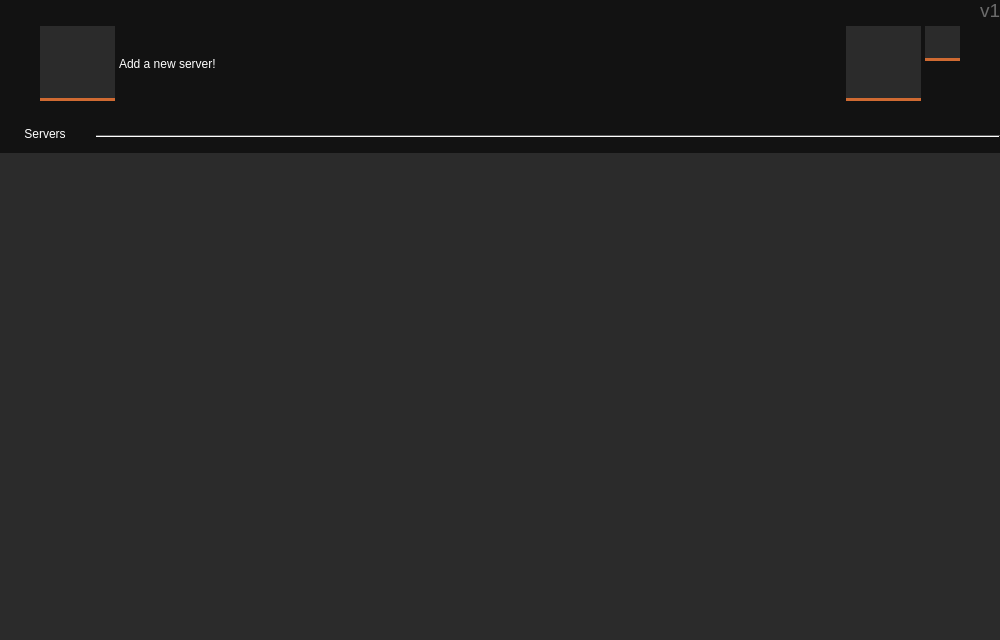
The window that ui/mainwindow.ui (metootem/TF2-Dedicated-Server-Manager) describes before a commit, drawn with Qt 5.
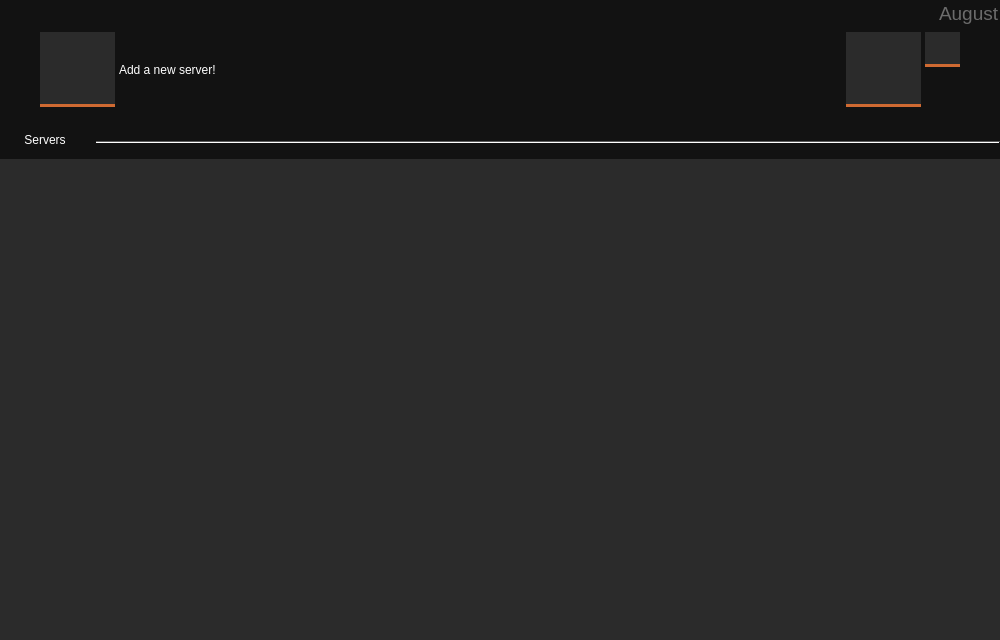
The same window after the commit. Icons and pictures are not drawn.

The edit to the form file:
```diff
--- a/ui/mainwindow.ui
+++ b/ui/mainwindow.ui
@@ -31,9 +31,9 @@
      <colorrole role="Button">
       <brush brushstyle="SolidPattern">
        <color alpha="255">
-        <red>207</red>
-        <green>106</green>
-        <blue>50</blue>
+        <red>108</red>
+        <green>108</green>
+        <blue>108</blue>
        </color>
       </brush>
      </colorrole>
@@ -94,9 +94,9 @@
      <colorrole role="Highlight">
       <brush brushstyle="SolidPattern">
        <color alpha="255">
-        <red>207</red>
-        <green>106</green>
-        <blue>50</blue>
+        <red>172</red>
+        <green>172</green>
+        <blue>172</blue>
        </color>
       </brush>
      </colorrole>
@@ -141,9 +141,9 @@
      <colorrole role="Button">
       <brush brushstyle="SolidPattern">
        <color alpha="255">
-        <red>207</red>
-        <green>106</green>
-        <blue>50</blue>
+        <red>108</red>
+        <green>108</green>
+        <blue>108</blue>
        </color>
       </brush>
      </colorrole>
@@ -204,9 +204,9 @@
      <colorrole role="Highlight">
       <brush brushstyle="SolidPattern">
        <color alpha="255">
-        <red>207</red>
-        <green>106</green>
-        <blue>50</blue>
+        <red>172</red>
+        <green>172</green>
+        <blue>172</blue>
        </color>
       </brush>
      </colorrole>
@@ -251,9 +251,9 @@
      <colorrole role="Button">
       <brush brushstyle="SolidPattern">
        <color alpha="255">
-        <red>207</red>
-        <green>106</green>
-        <blue>50</blue>
+        <red>108</red>
+        <green>108</green>
+        <blue>108</blue>
        </color>
       </brush>
      </colorrole>
@@ -413,13 +413,13 @@
         <property name="minimumSize">
          <size>
           <width>20</width>
-          <height>20</height>
+          <height>26</height>
          </size>
         </property>
         <property name="maximumSize">
          <size>
-          <width>20</width>
-          <height>20</height>
+          <width>16777215</width>
+          <height>26</height>
          </size>
         </property>
         <property name="font">
@@ -431,7 +431,7 @@
          <string notr="true">color: #6b6b6b;</string>
         </property>
         <property name="text">
-         <string>v1</string>
+         <string>August</string>
         </property>
        </widget>
       </item>
@@ -716,9 +716,9 @@
            <colorrole role="WindowText">
             <brush brushstyle="SolidPattern">
              <color alpha="255">
-              <red>92</red>
-              <green>92</green>
-              <blue>92</blue>
+              <red>255</red>
+              <green>255</green>
+              <blue>255</blue>
              </color>
             </brush>
            </colorrole>
@@ -752,18 +752,18 @@
            <colorrole role="Text">
             <brush brushstyle="SolidPattern">
              <color alpha="255">
-              <red>92</red>
-              <green>92</green>
-              <blue>92</blue>
+              <red>255</red>
+              <green>255</green>
+              <blue>255</blue>
              </color>
             </brush>
            </colorrole>
            <colorrole role="ButtonText">
             <brush brushstyle="SolidPattern">
              <color alpha="255">
-              <red>92</red>
-              <green>92</green>
-              <blue>92</blue>
+              <red>255</red>
+              <green>255</green>
+              <blue>255</blue>
              </color>
             </brush>
            </colorrole>
@@ -1460,9 +1460,9 @@
            <colorrole role="WindowText">
             <brush brushstyle="SolidPattern">
              <color alpha="255">
-              <red>92</red>
-              <green>92</green>
-              <blue>92</blue>
+              <red>255</red>
+              <green>255</green>
+              <blue>255</blue>
              </color>
             </brush>
            </colorrole>
@@ -1496,18 +1496,18 @@
            <colorrole role="Text">
             <brush brushstyle="SolidPattern">
              <color alpha="255">
-              <red>92</red>
-              <green>92</green>
-              <blue>92</blue>
+              <red>255</red>
+              <green>255</green>
+              <blue>255</blue>
              </color>
             </brush>
            </colorrole>
            <colorrole role="ButtonText">
             <brush brushstyle="SolidPattern">
              <color alpha="255">
-              <red>92</red>
-              <green>92</green>
-              <blue>92</blue>
+              <red>255</red>
+              <green>255</green>
+              <blue>255</blue>
              </color>
             </brush>
            </colorrole>
```
Left out of the diff: 2 changed lines with no effect on the pictures.
